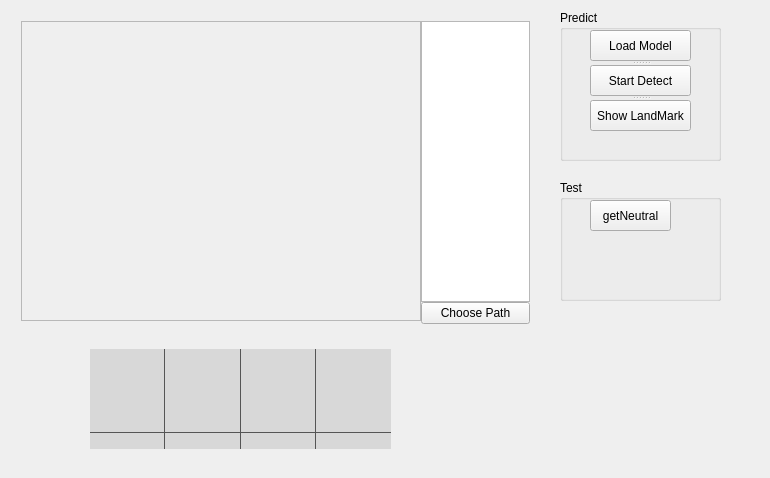
Qt form Emotion_Detect/emotion_detect.ui (ShaunXia/Emotion_Recognition) before a commit.
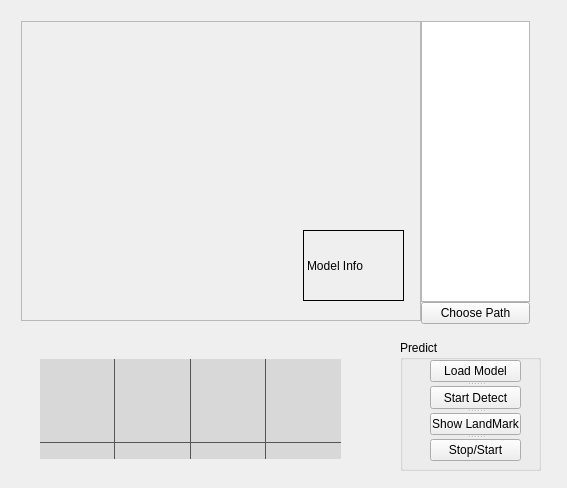
The same form after that commit. Icons and pictures are not drawn.

Patch:
```diff
--- a/Emotion_Detect/emotion_detect.ui
+++ b/Emotion_Detect/emotion_detect.ui
@@ -6,8 +6,8 @@
    <rect>
     <x>0</x>
     <y>0</y>
-    <width>770</width>
-    <height>478</height>
+    <width>567</width>
+    <height>488</height>
    </rect>
   </property>
   <property name="windowTitle">
@@ -105,10 +105,10 @@
     </property>
     <property name="geometry">
      <rect>
-      <x>560</x>
-      <y>10</y>
-      <width>161</width>
-      <height>151</height>
+      <x>400</x>
+      <y>340</y>
+      <width>141</width>
+      <height>131</height>
      </rect>
     </property>
     <property name="title">
@@ -119,7 +119,7 @@
       <rect>
        <x>30</x>
        <y>20</y>
-       <width>101</width>
+       <width>91</width>
        <height>101</height>
       </rect>
      </property>
@@ -141,39 +141,18 @@
        <string>Show LandMark</string>
       </property>
      </widget>
-    </widget>
-   </widget>
-   <widget class="QGroupBox" name="groupBox_2">
-    <property name="geometry">
-     <rect>
-      <x>560</x>
-      <y>180</y>
-      <width>161</width>
-      <height>121</height>
-     </rect>
-    </property>
-    <property name="title">
-     <string>Test</string>
-    </property>
-    <widget class="QPushButton" name="but_capture">
-     <property name="geometry">
-      <rect>
-       <x>30</x>
-       <y>20</y>
-       <width>81</width>
-       <height>31</height>
-      </rect>
-     </property>
-     <property name="text">
-      <string>getNeutral</string>
-     </property>
+     <widget class="QPushButton" name="but_capture">
+      <property name="text">
+       <string>Stop/Start</string>
+      </property>
+     </widget>
     </widget>
    </widget>
    <widget class="QWidget" name="widget_res" native="true">
     <property name="geometry">
      <rect>
-      <x>90</x>
-      <y>330</y>
+      <x>40</x>
+      <y>340</y>
       <width>321</width>
       <height>131</height>
      </rect>
@@ -419,12 +398,22 @@
      <zorder>label_res_7</zorder>
     </widget>
    </widget>
-   <zorder>gridLayoutWidget</zorder>
-   <zorder>predict_control</zorder>
-   <zorder>groupBox_2</zorder>
-   <zorder>widget_res</zorder>
-   <zorder>label_res_0</zorder>
-   <zorder>label_res_0</zorder>
+   <widget class="QLabel" name="model_info">
+    <property name="geometry">
+     <rect>
+      <x>303</x>
+      <y>230</y>
+      <width>101</width>
+      <height>71</height>
+     </rect>
+    </property>
+    <property name="frameShape">
+     <enum>QFrame::Box</enum>
+    </property>
+    <property name="text">
+     <string>Model Info</string>
+    </property>
+   </widget>
   </widget>
  </widget>
  <layoutdefault spacing="6" margin="11"/>
```
